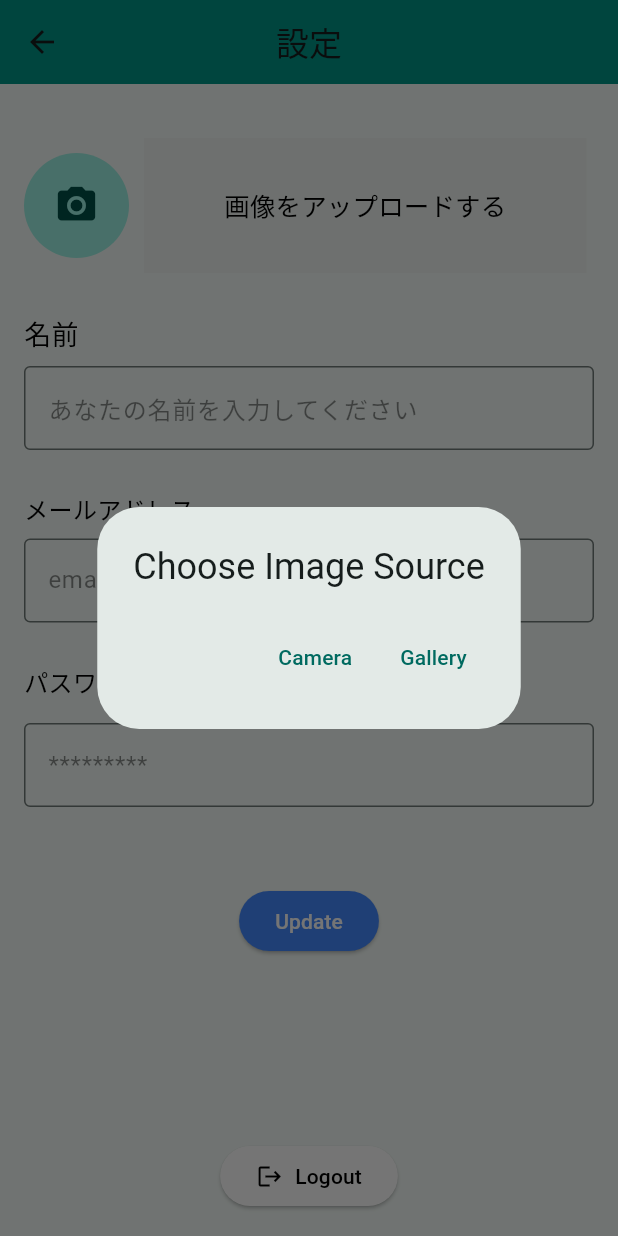
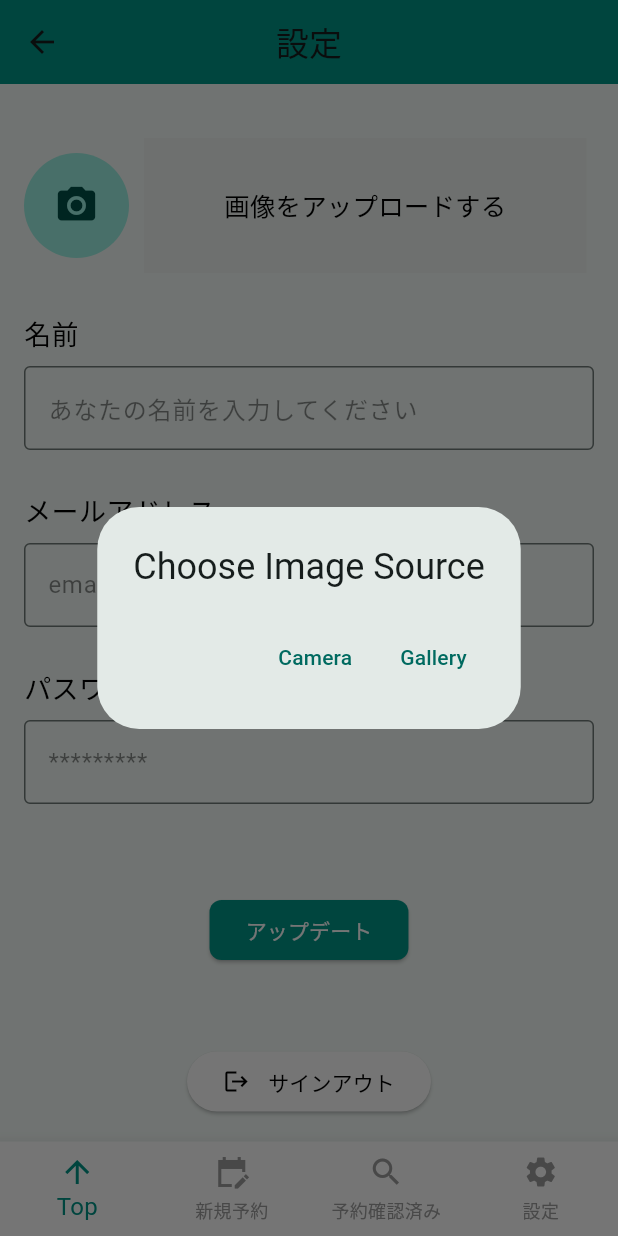
Before and after one commit to Paduvana/yotsuba_mobile, a Flutter app: the LogoutPage screen opened directly, after a tap on the "camera alt" icon, on a phone screen of 412 x 824 dp. Run offline on Flutter 3.47's test engine with Material 3 defaults, Android fonts, the phone set to English and light mode, and no system bars; our stand-ins replace image_picker.

Commit message:
Logout Page

```diff
--- /dev/null
+++ b/lib/BottomNavBar.dart
@@ -0,0 +1,43 @@
+import 'package:flutter/material.dart';
+
+class BottomNavBar extends StatelessWidget {
+  final int selectedIndex;
+  final Function(int) onItemTapped;
+
+  BottomNavBar({
+    required this.selectedIndex,
+    required this.onItemTapped,
+  });
+
+  @override
+  Widget build(BuildContext context) {
+    return BottomNavigationBar(
+      items: const <BottomNavigationBarItem>[
+        BottomNavigationBarItem(
+          icon: Icon(Icons.arrow_upward),
+          label: 'Top',
+        ),
+        BottomNavigationBarItem(
+          icon: Icon(Icons.edit_calendar_sharp),
+          label: '新規予約',
+        ),
+        BottomNavigationBarItem(
+          icon: Icon(Icons.search),
+          label: '予約確認済み',
+        ),
+        BottomNavigationBarItem(
+          icon: Icon(Icons.settings),
+          label: '設定',
+        ),
+      ],
+      currentIndex: selectedIndex,
+      selectedItemColor: Colors.teal,
+      unselectedItemColor: Colors.grey,
+      type: BottomNavigationBarType.fixed,
+      backgroundColor: Colors.white,
+      selectedLabelStyle: TextStyle(fontSize: 16),
+      unselectedLabelStyle: TextStyle(fontSize: 12),
+      onTap: onItemTapped,
+    );
+  }
+}
--- a/lib/LogoutPage.dart
+++ b/lib/LogoutPage.dart
@@ -1,6 +1,8 @@
 import 'dart:io';
 import 'package:flutter/material.dart';
 import 'package:image_picker/image_picker.dart';
+import 'BottomNavBar.dart';  // Import the BottomNavBar widget
+import 'main.dart'; // Import main.dart to navigate to MyHomePage
 
 class LogoutPage extends StatefulWidget {
   @override
@@ -13,8 +15,9 @@ class _LogoutPageState extends State<LogoutPage> {
   String _userName = '';
   String _email = '';
   String _password = '';
+  int _selectedIndex = 0; // Track the selected index for BottomNavBar
 
-//Function that picks an image
+  // Function to pick an image
   Future<void> _pickImage() async {
     final pickedFile = await showDialog<XFile>(
       context: context,
@@ -40,11 +43,30 @@ class _LogoutPageState extends State<LogoutPage> {
         );
       },
     );
-//image picker
+
     if (pickedFile != null) {
       setState(() {
         _image = File(pickedFile.path);
       });
+    }
+  }
+
+  // Function to handle navigation item tap
+  void _onItemTapped(int index) {
+    setState(() {
+      _selectedIndex = index; // Update the selected index
+    });
+    // Handle navigation logic based on index
+    switch (index) {
+      case 0:
+      // Navigate to Home
+        break;
+      case 1:
+      // Navigate to Business
+        break;
+      case 2:
+      // Navigate to School
+        break;
     }
   }
 
@@ -58,10 +80,9 @@ class _LogoutPageState extends State<LogoutPage> {
       ),
       body: Padding(
         padding: const EdgeInsets.all(16.0),
-        child:
-        Column(
+        child: Column(
           children: <Widget>[
-              SizedBox(height: 20),
+            const SizedBox(height: 20),
             Row(
               mainAxisAlignment: MainAxisAlignment.start,
               children: [
@@ -70,141 +91,148 @@ class _LogoutPageState extends State<LogoutPage> {
                   child: CircleAvatar(
                     radius: 35,
                     backgroundImage: _image != null ? FileImage(_image!) : null,
-                      child: _image == null ? const Icon(Icons.camera_alt, size: 30) : null,
+                    child: _image == null
+                        ? const Icon(Icons.camera_alt, size: 30)
+                        : null,
                   ),
                 ),
                 const SizedBox(width: 10),
                 SizedBox(
                   width: 295,
-                    height:90, // Space between avatar and button
-                    child:
-                    ElevatedButton(
+                  height: 90,
+                  child: ElevatedButton(
                     onPressed: _pickImage,
                     style: ElevatedButton.styleFrom(
                       shape: RoundedRectangleBorder(
-                          borderRadius: BorderRadius.circular(0), // Change the radius here
+                        borderRadius: BorderRadius.circular(0),
                       ),
-                        elevation: 0, //no shadow
+                      elevation: 0,
                     ),
                     child: const Text(
                       '画像をアップロードする',
-                        style: TextStyle(color: Colors.black,
-                            fontSize: 17),
+                      style: TextStyle(
+                        color: Colors.black,
+                        fontSize: 17,
+                      ),
                     ),
                   ),
                 )
               ],
             ),
             const SizedBox(height: 28),
-              Column(
+            _buildTextField('名前', 'あなたの名前を入力してください', (value) {
+              _userName = value;
+            }),
+            const SizedBox(height: 28),
+            _buildTextField('メールアドレス', 'email@domain.com', (value) {
+              _email = value;
+            }),
+            const SizedBox(height: 28),
+            _buildTextField('パスワード', '*********', (value) {
+              _password = value;
+            }, obscureText: true),
+            const SizedBox(height: 60),
+            ElevatedButton(
+              onPressed: () {
+                showDialog(
+                  context: context,
+                  builder: (BuildContext context) {
+                    return AlertDialog(
+                      contentPadding: const EdgeInsets.all(20),
+                      content: const SizedBox(
+                        width: 400,
+                        height: 100,
+                        child: Center(
+                          child: Text(
+                            "更新されました",
+                            style: TextStyle(fontSize: 18),
+                          ),
+                        ),
+                      ),
+                      actions: [
+                        Align(
+                          alignment: Alignment.centerRight,
+                          child: TextButton(
+                            onPressed: () {
+                              Navigator.of(context).pop();
+                            },
+                            style: TextButton.styleFrom(
+                              backgroundColor: Colors.blue,
+                              foregroundColor: Colors.white,
+                            ),
+                            child: const Text("OK"),
+                          ),
+                        )
+                      ],
+                    );
+                  },
+                );
+              },
+              style: ElevatedButton.styleFrom(
+                backgroundColor: Colors.teal,
+                foregroundColor: Colors.white,
+                shape: RoundedRectangleBorder(
+                  borderRadius: BorderRadius.circular(8),
+                ),
+              ),
+              child: const Text('アップデート'),
+            ),
+            const Spacer(),
+            ElevatedButton(
+              onPressed: () {
+                Navigator.pushReplacement(
+                  context,
+                  MaterialPageRoute(builder: (context) => MyHomePage(title: 'Yotsuba')),
+                );              },
+              style: ElevatedButton.styleFrom(
+                backgroundColor: Colors.white,
+              ),
+              child: Row(
+                mainAxisSize: MainAxisSize.min,
+                children: const [
+                  Icon(Icons.logout, color: Colors.black),
+                  SizedBox(width: 12),
+                  Text('サインアウト', style: TextStyle(color: Colors.black)),
+                ],
+              ),
+            ),
+          ],
+        ),
+      ),
+      bottomNavigationBar: BottomNavBar(
+        selectedIndex: _selectedIndex, // Pass the selected index
+        onItemTapped: _onItemTapped, // Pass the callback function
+      ),
+    );
+  }
+
+  Widget _buildTextField(
+      String label,
+      String hint,
+      Function(String) onChanged, {
+        bool obscureText = false,
+      }) {
+    return Column(
       crossAxisAlignment: CrossAxisAlignment.start,
       children: [
         Text(
-                    '名前',  // "Name" in Japanese
-                    style: TextStyle(
-                      fontSize: 18,  // Adjust the font size if needed
-                      color: Colors.black,  // Adjust the text color
-                    ),
-                  ),
-                  const SizedBox(height: 8),  // Spacing between the label and the TextField
-                  TextField(
-                    decoration: InputDecoration(
-                      labelText: 'あなたの名前を入力してください',  // "Enter your name"
-                      labelStyle: TextStyle(color: Colors.black45),
-                      border: OutlineInputBorder(),
-                    ),
-                    onChanged: (value) {
-                      setState(() {
-                        _userName = value; // Update the username when typed
-                      });
-                    },
-                  ),
-                ],
-              ),
-              const SizedBox(height: 28),
-              Column(
-                crossAxisAlignment: CrossAxisAlignment.start,
-                children: [
-                  Text(
-                    'メールアドレス',  // "Email Address"
-                    style: TextStyle(
-                      fontSize: 16,  // Adjust the font size as needed
-                      color: Colors.black,  // Adjust the color as needed
+          label,
+          style: const TextStyle(
+            fontSize: 18,
+            color: Colors.black,
           ),
         ),
         const SizedBox(height: 8),
         TextField(
           decoration: InputDecoration(
-                      labelText: 'email@domain.com',
-                      labelStyle: TextStyle(color: Colors.black45),
-                      border: OutlineInputBorder(),
+            labelText: hint,
+            labelStyle: const TextStyle(color: Colors.black45),
+            border: const OutlineInputBorder(),
           ),
-                    onChanged: (value) {
-                      setState(() {
-                        _email = value; // Update the email when typed
-                      });
-                    },
+          obscureText: obscureText,
+          onChanged: onChanged,
         ),
       ],
-              ),
-              const SizedBox(height: 28),
-              Column(
-                crossAxisAlignment: CrossAxisAlignment.start,
-                children: [
-                  Text(
-                    'パスワード',  // "password"
-                    style: TextStyle(
-                      fontSize: 16,  // Adjust the font size as needed
-                      color: Colors.black,  // Adjust the color as needed
-                    ),
-                  ),
-                  const SizedBox(height: 16),
-                  TextField(
-                    decoration: InputDecoration(
-                      labelText: '*********  ',
-                      labelStyle: TextStyle(color: Colors.black45),
-                      border: OutlineInputBorder(),
-                    ),
-                    obscureText: true, // Hide the password input
-                    onChanged: (value) {
-                      setState(() {
-                        _password = value; // Update the password when typed
-                      });
-                    },
-                  ),
-                ],
-              ),
-              const SizedBox(height: 52),
-              ElevatedButton(
-                onPressed: () {
-                  // Handle update action (e.g., save user info)
-                  ScaffoldMessenger.of(context).showSnackBar(
-                    const SnackBar(content: Text('Profile updated successfully!')),
-                  );
-                },
-                style: ElevatedButton.styleFrom(backgroundColor: Colors.blueAccent,
-                    foregroundColor: Colors.white),
-                child: const Text('Update'),
-              ),
-              const Spacer(), // Push the Logout button to the bottom
-              ElevatedButton(
-                onPressed: () {
-                  // Handle logout action (e.g., save data)
-                  Navigator.pop(context);
-                },
-                style: ElevatedButton.styleFrom(backgroundColor: Colors.white),
-                child: Row(
-                  mainAxisSize: MainAxisSize.min,
-                  children: const [
-                    Icon(Icons.logout, color: Colors.black), // Logout icon
-                    SizedBox(width: 8), // Space between icon and text
-                    Text('Logout', style: TextStyle(color: Colors.black)), // Logout text
-                  ],
-                ),
-              ),
-            ]
-        ),
-      ),
     );
   }
 }
```
Also changed, not shown: lib/HomePage.dart (+12 -49 lines). Lines whose indentation alone changed are shown as unchanged.
